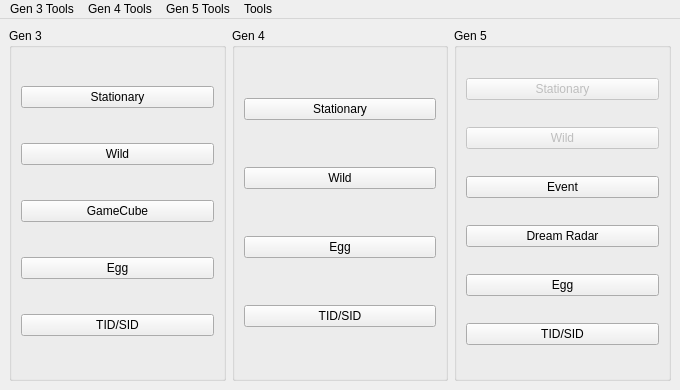
The window that Source/Forms/MainWindow.ui (Admiral-Fish/PokeFinder) describes before a commit, drawn with Qt 5.
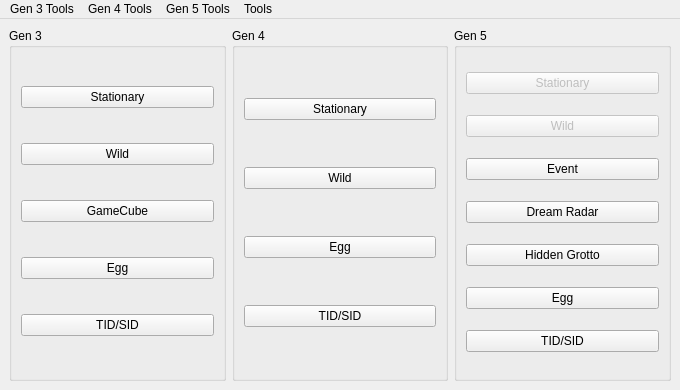
The same window after the commit. Icons and pictures are not drawn.

Commit message: Added Hidden Grotto Searcher

What changed in the file:
```diff
--- a/Source/Forms/MainWindow.ui
+++ b/Source/Forms/MainWindow.ui
@@ -129,6 +129,13 @@
          </property>
         </widget>
        </item>
+       <item row="5" column="0">
+        <widget class="QPushButton" name="pushButtonEgg5">
+         <property name="text">
+          <string>Egg</string>
+         </property>
+        </widget>
+       </item>
        <item row="2" column="0">
         <widget class="QPushButton" name="pushButtonEvent5">
          <property name="text">
@@ -143,20 +150,20 @@
          </property>
         </widget>
        </item>
-       <item row="4" column="0">
-        <widget class="QPushButton" name="pushButtonEgg5">
-         <property name="text">
-          <string>Egg</string>
-         </property>
-        </widget>
-       </item>
-       <item row="5" column="0">
+       <item row="6" column="0">
         <widget class="QPushButton" name="pushButtonIDs5">
          <property name="text">
           <string>TID/SID</string>
          </property>
         </widget>
        </item>
+       <item row="4" column="0">
+        <widget class="QPushButton" name="pushButtonHiddenGrotto">
+         <property name="text">
+          <string>Hidden Grotto</string>
+         </property>
+        </widget>
+       </item>
       </layout>
      </widget>
     </item>
```
Left out of the diff: 22 changed lines with no effect on the pictures. The commit also changes 14 other files.
